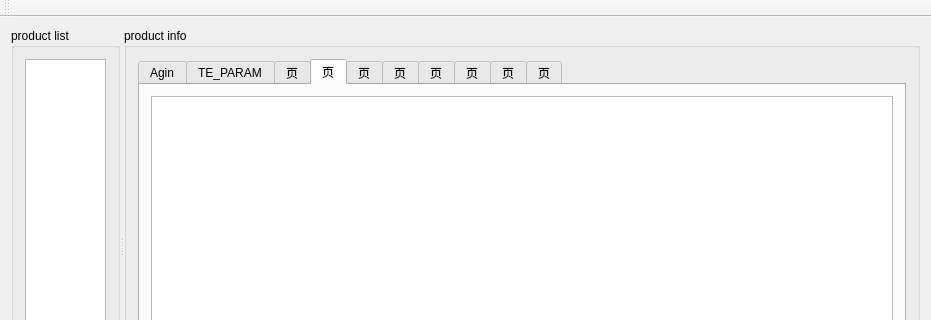
Above: mainwindow.ui from pengjianaixue/TEConfiguretool before the change; both pictures show x 0 to 931 and y 0 to 320 of the 931 by 496 pixel window. Below: the same form after it.
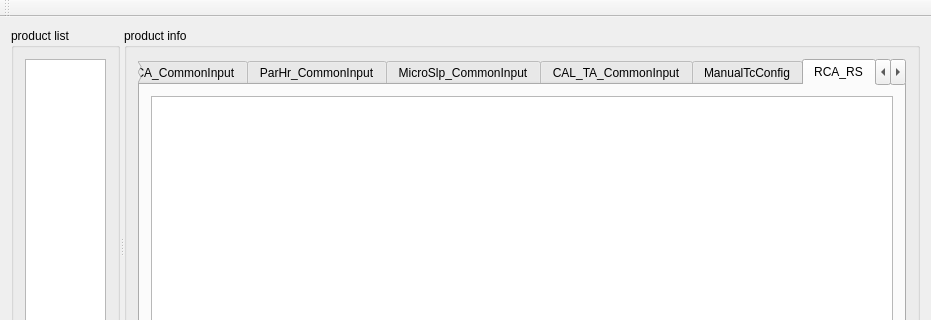
That is the form after the change. The open tabs and pages were chosen to show the change.

Patch:
```diff
--- a/mainwindow.ui
+++ b/mainwindow.ui
@@ -64,7 +64,7 @@
           </property>
           <widget class="QWidget" name="Agin">
            <attribute name="title">
-            <string>Agin</string>
+            <string>Agenda</string>
            </attribute>
            <layout class="QGridLayout" name="gridLayout_13">
             <item row="0" column="0">
@@ -81,7 +81,7 @@
           </widget>
           <widget class="QWidget" name="tab_2">
            <attribute name="title">
-            <string>TE_PARAM</string>
+            <string>Ru_CommonInput</string>
            </attribute>
            <layout class="QGridLayout" name="gridLayout_3">
             <item row="0" column="0">
@@ -91,7 +91,7 @@
           </widget>
           <widget class="QWidget" name="tab_4">
            <attribute name="title">
-            <string>页</string>
+            <string>Te_CommonInput</string>
            </attribute>
            <layout class="QGridLayout" name="gridLayout_4">
             <item row="0" column="0">
@@ -101,7 +101,7 @@
           </widget>
           <widget class="QWidget" name="tab_5">
            <attribute name="title">
-            <string>页</string>
+            <string>RumaCreateCustom</string>
            </attribute>
            <layout class="QGridLayout" name="gridLayout_5">
             <item row="0" column="0">
@@ -111,7 +111,7 @@
           </widget>
           <widget class="QWidget" name="tab_6">
            <attribute name="title">
-            <string>页</string>
+            <string>RPV_CommonInput</string>
            </attribute>
            <layout class="QGridLayout" name="gridLayout_6">
             <item row="0" column="0">
@@ -121,7 +121,7 @@
           </widget>
           <widget class="QWidget" name="tab_7">
            <attribute name="title">
-            <string>页</string>
+            <string>RCA_CommonInput</string>
            </attribute>
            <layout class="QGridLayout" name="gridLayout_7">
             <item row="0" column="0">
@@ -131,7 +131,7 @@
           </widget>
           <widget class="QWidget" name="tab_8">
            <attribute name="title">
-            <string>页</string>
+            <string>ParHr_CommonInput</string>
            </attribute>
            <layout class="QGridLayout" name="gridLayout_8">
             <item row="0" column="0">
@@ -141,7 +141,7 @@
           </widget>
           <widget class="QWidget" name="tab_9">
            <attribute name="title">
-            <string>页</string>
+            <string>MicroSlp_CommonInput</string>
            </attribute>
            <layout class="QGridLayout" name="gridLayout_9">
             <item row="0" column="0">
@@ -151,7 +151,7 @@
           </widget>
           <widget class="QWidget" name="tab_10">
            <attribute name="title">
-            <string>页</string>
+            <string>CAL_TA_CommonInput</string>
            </attribute>
            <layout class="QGridLayout" name="gridLayout_10">
             <item row="0" column="0">
@@ -161,7 +161,7 @@
           </widget>
           <widget class="QWidget" name="tab_3">
            <attribute name="title">
-            <string>页</string>
+            <string>ManualTcConfig</string>
            </attribute>
            <layout class="QGridLayout" name="gridLayout_11">
             <item row="0" column="0">
@@ -169,6 +169,46 @@
             </item>
            </layout>
           </widget>
+          <widget class="QWidget" name="tab">
+           <attribute name="title">
+            <string>RCA_RS</string>
+           </attribute>
+           <layout class="QGridLayout" name="gridLayout_14">
+            <item row="0" column="0">
+             <widget class="QTableView" name="tableView_11"/>
+            </item>
+           </layout>
+          </widget>
+          <widget class="QWidget" name="tab_11">
+           <attribute name="title">
+            <string>Internal_RS</string>
+           </attribute>
+           <layout class="QGridLayout" name="gridLayout_15">
+            <item row="0" column="0">
+             <widget class="QTableView" name="tableView_12"/>
+            </item>
+           </layout>
+          </widget>
+          <widget class="QWidget" name="tab_12">
+           <attribute name="title">
+            <string>SPD</string>
+           </attribute>
+           <layout class="QGridLayout" name="gridLayout_16">
+            <item row="0" column="0">
+             <widget class="QTableView" name="tableView_13"/>
+            </item>
+           </layout>
+          </widget>
+          <widget class="QWidget" name="tab_13">
+           <attribute name="title">
+            <string>FCC_RS</string>
+           </attribute>
+           <layout class="QGridLayout" name="gridLayout_17">
+            <item row="0" column="0">
+             <widget class="QTableView" name="tableView_14"/>
+            </item>
+           </layout>
+          </widget>
          </widget>
         </item>
        </layout>
```
Left out of the diff: 10 changed lines with no effect on the pictures.
